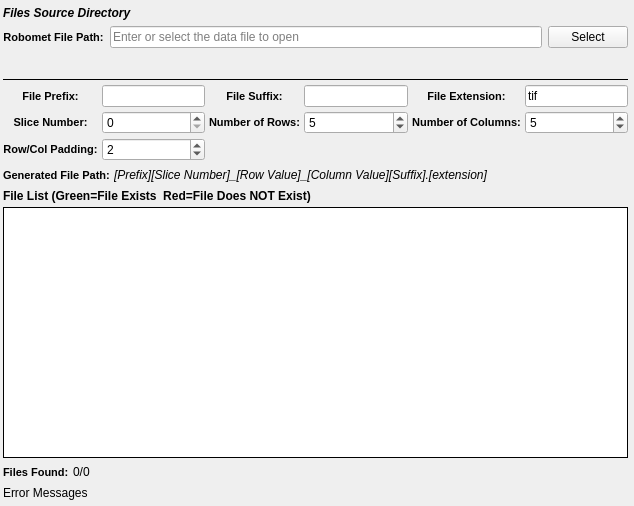
tplatt77/SIMPLVtkLib, file SIMPLVtkLib/Wizards/ImportMontage/UI_Files/RobometListWidget.ui: the form before one commit.
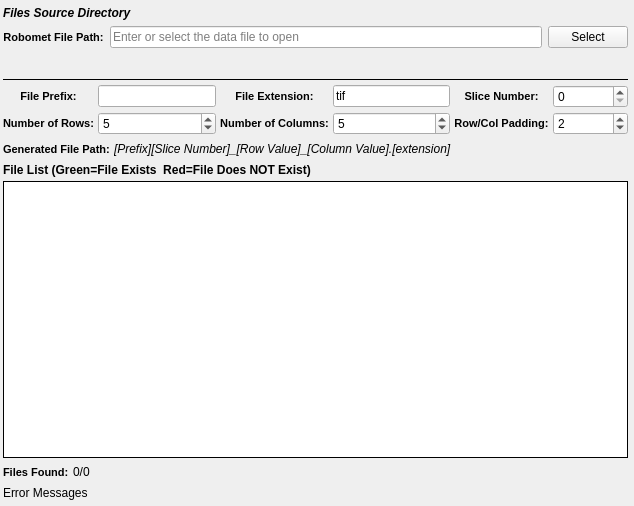
The form after the commit. Custom widgets are drawn as their Qt base class.

Commit message: Remove suffix field from RobometListWidget.

What changed in the file:
```diff
--- a/SIMPLVtkLib/Wizards/ImportMontage/UI_Files/RobometListWidget.ui
+++ b/SIMPLVtkLib/Wizards/ImportMontage/UI_Files/RobometListWidget.ui
@@ -121,45 +121,6 @@
    </item>
    <item>
     <layout class="QGridLayout" name="gridLayout_20">
-     <item row="0" column="4">
-      <widget class="QLabel" name="label_56">
-       <property name="styleSheet">
-        <string notr="true">QLabel {
-font-weight: bold;
-font-size: 11px;
-}</string>
-       </property>
-       <property name="text">
-        <string>File Extension:</string>
-       </property>
-       <property name="alignment">
-        <set>Qt::AlignCenter</set>
-       </property>
-      </widget>
-     </item>
-     <item row="0" column="3">
-      <widget class="SVLineEdit" name="fileSuffix">
-       <property name="toolTip">
-        <string>The part of the filename that comes AFTER the slice index</string>
-       </property>
-      </widget>
-     </item>
-     <item row="2" column="4">
-      <widget class="QLabel" name="label_21">
-       <property name="styleSheet">
-        <string notr="true">QLabel {
-font-weight: bold;
-font-size: 11px;
-}</string>
-       </property>
-       <property name="text">
-        <string>Number of Columns:</string>
-       </property>
-       <property name="alignment">
-        <set>Qt::AlignCenter</set>
-       </property>
-      </widget>
-     </item>
      <item row="0" column="1">
       <widget class="SVLineEdit" name="filePrefix">
        <property name="toolTip">
@@ -170,8 +131,24 @@
        </property>
       </widget>
      </item>
+     <item row="0" column="0">
+      <widget class="QLabel" name="label_32">
+       <property name="styleSheet">
+        <string notr="true">QLabel {
+font-weight: bold;
+font-size: 11px;
+}</string>
+       </property>
+       <property name="text">
+        <string>File Prefix:</string>
+       </property>
+       <property name="alignment">
+        <set>Qt::AlignCenter</set>
+       </property>
+      </widget>
+     </item>
      <item row="0" column="2">
-      <widget class="QLabel" name="label_13">
+      <widget class="QLabel" name="label_56">
        <property name="styleSheet">
         <string notr="true">QLabel {
 font-weight: bold;
@@ -179,14 +156,14 @@
 }</string>
        </property>
        <property name="text">
-        <string>File Suffix:</string>
+        <string>File Extension:</string>
        </property>
        <property name="alignment">
         <set>Qt::AlignCenter</set>
        </property>
       </widget>
      </item>
-     <item row="0" column="5">
+     <item row="0" column="3">
       <widget class="SVLineEdit" name="fileExt">
        <property name="toolTip">
         <string>The file extension of the input files</string>
@@ -196,23 +173,7 @@
        </property>
       </widget>
      </item>
-     <item row="0" column="0">
-      <widget class="QLabel" name="label_32">
-       <property name="styleSheet">
-        <string notr="true">QLabel {
-font-weight: bold;
-font-size: 11px;
-}</string>
-       </property>
-       <property name="text">
-        <string>File Prefix:</string>
-       </property>
-       <property name="alignment">
-        <set>Qt::AlignCenter</set>
-       </property>
-      </widget>
-     </item>
-     <item row="2" column="0">
+     <item row="0" column="4">
       <widget class="QLabel" name="label_52">
        <property name="styleSheet">
         <string notr="true">QLabel {
@@ -228,7 +189,7 @@
        </property>
       </widget>
      </item>
-     <item row="2" column="1">
+     <item row="0" column="5">
       <widget class="SVSpinBox" name="slice">
        <property name="minimumSize">
         <size>
@@ -250,20 +211,7 @@
        </property>
       </widget>
      </item>
-     <item row="2" column="5">
-      <widget class="SVSpinBox" name="numOfCols">
-       <property name="toolTip">
-        <string>The number of digits to allow for the slice index.</string>
-       </property>
-       <property name="minimum">
-        <number>1</number>
-       </property>
-       <property name="value">
-        <number>5</number>
-       </property>
-      </widget>
-     </item>
-     <item row="2" column="2">
+     <item row="2" column="0">
       <widget class="QLabel" name="label_24">
        <property name="styleSheet">
         <string notr="true">QLabel {
@@ -279,7 +227,7 @@
        </property>
       </widget>
      </item>
-     <item row="2" column="3">
+     <item row="2" column="1">
       <widget class="SVSpinBox" name="numOfRows">
        <property name="toolTip">
         <string>The number of digits to allow for the slice index.</string>
@@ -292,7 +240,36 @@
        </property>
       </widget>
      </item>
-     <item row="3" column="0">
+     <item row="2" column="2">
+      <widget class="QLabel" name="label_21">
+       <property name="styleSheet">
+        <string notr="true">QLabel {
+font-weight: bold;
+font-size: 11px;
+}</string>
+       </property>
+       <property name="text">
+        <string>Number of Columns:</string>
+       </property>
+       <property name="alignment">
+        <set>Qt::AlignCenter</set>
+       </property>
+      </widget>
+     </item>
+     <item row="2" column="3">
+      <widget class="SVSpinBox" name="numOfCols">
+       <property name="toolTip">
+        <string>The number of digits to allow for the slice index.</string>
+       </property>
+       <property name="minimum">
+        <number>1</number>
+       </property>
+       <property name="value">
+        <number>5</number>
+       </property>
+      </widget>
+     </item>
+     <item row="2" column="4">
       <widget class="QLabel" name="label_23">
        <property name="styleSheet">
         <string notr="true">QLabel {
@@ -308,7 +285,7 @@
        </property>
       </widget>
      </item>
-     <item row="3" column="1">
+     <item row="2" column="5">
       <widget class="SVSpinBox" name="rowColPadding">
        <property name="toolTip">
         <string>The number of digits to allow for the slice index.</string>
@@ -346,7 +323,7 @@
         </font>
        </property>
        <property name="text">
-        <string>[Prefix][Slice Number]_[Row Value]_[Column Value][Suffix].[extension]</string>
+        <string>[Prefix][Slice Number]_[Row Value]_[Column Value].[extension]</string>
        </property>
       </widget>
      </item>
```
The commit also changes 2 other files.
